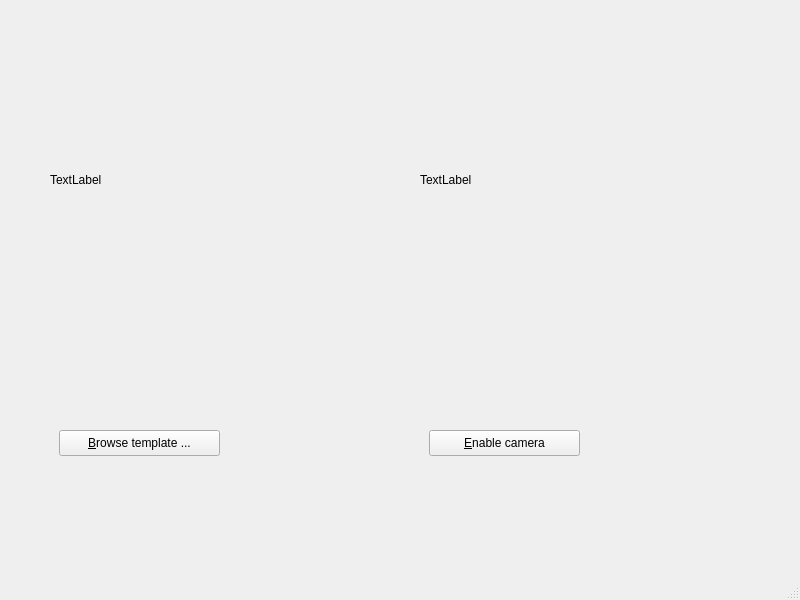
Before: the Qt Designer form SIFT_app.ui in Kris-Kirk/ENPH353_Lab4, drawn with Qt 5.
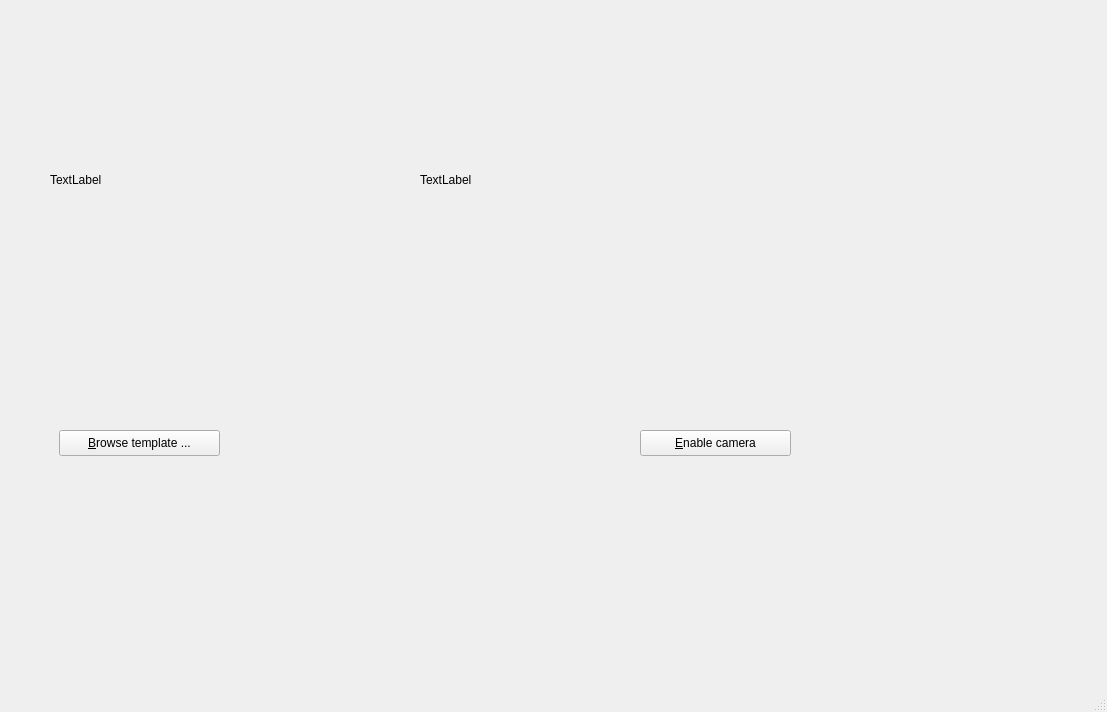
After: the same form once the commit is applied.

Commit message: Added Wall-E Image

Patch:
```diff
--- a/SIFT_app.ui
+++ b/SIFT_app.ui
@@ -6,8 +6,8 @@
    <rect>
     <x>0</x>
     <y>0</y>
-    <width>800</width>
-    <height>600</height>
+    <width>1107</width>
+    <height>712</height>
    </rect>
   </property>
   <property name="windowTitle">
@@ -30,7 +30,7 @@
    <widget class="QPushButton" name="toggle_cam_button">
     <property name="geometry">
      <rect>
-      <x>429</x>
+      <x>640</x>
       <y>430</y>
       <width>151</width>
       <height>26</height>
```
Left out of the diff: 2 changed lines with no effect on the pictures. The commit also changes 2 other files.
